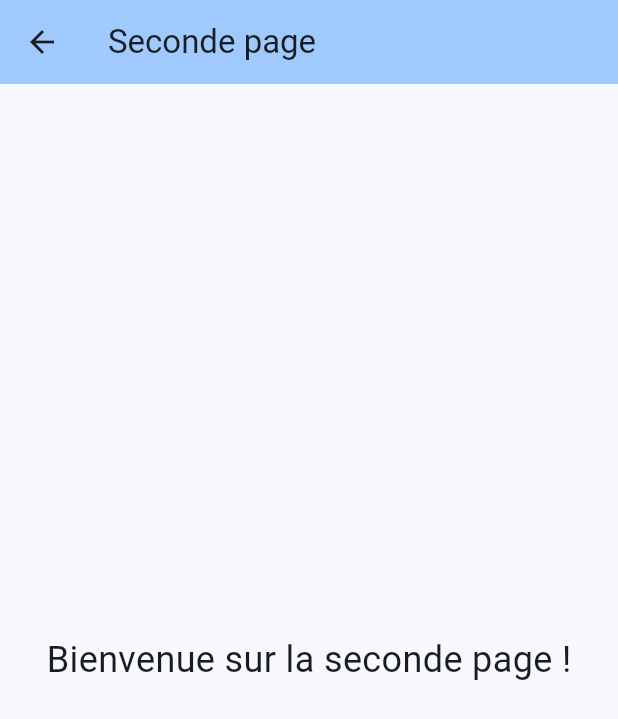
After one commit to Arthurau91/2025_R4A11_HUGUET_Arthur, a Flutter app: the screen it shows after launch, after a tap on the "remove" icon, after a tap on the "add" icon, after a tap on "Aller à la deuxième page", on a phone screen of 412 x 824 dp. The commit adds this screen. Shown: the top 719 px of the screen. Run offline on Flutter 3.47's test engine with Material 3 defaults, Android fonts, the phone set to English and light mode, and no system bars.

Commit message:
Fin TP2 modification architecture MVVM

```diff
--- /dev/null
+++ b/lib/core/constants/constants.dart
@@ -0,0 +1,5 @@
+import 'package:flutter/material.dart';
+
+const Color primaryColor = Color(0xFF2196F3);
+const String appTitle = 'Compteur App';
+const String secondPageTitle = 'Seconde page';
--- /dev/null
+++ b/lib/models/CounterModel.dart
@@ -0,0 +1,17 @@
+
+
+class CounterModel {
+  int _counter = 0;
+
+  int get counter => _counter;
+
+  // Méthode d'incrémentation du compteur
+  void incrementCounter() {
+    _counter++;
+  }
+
+  // Méthode de décrémentation du compteur
+  void decrementCounter() {
+    _counter--;
+  }
+}
--- /dev/null
+++ b/lib/viewmodels/CounterViewModel.dart
@@ -0,0 +1,23 @@
+
+
+import 'package:counter_app/models/CounterModel.dart';
+import 'package:flutter/foundation.dart';
+
+class CounterViewModel extends ChangeNotifier {
+  final CounterModel _counter;
+
+  CounterViewModel(this._counter);
+
+  CounterModel get counter => _counter;
+
+  void incrementCounter() {
+    _counter.incrementCounter();
+    notifyListeners();
+  }
+
+  // Méthode de décrémentation du compteur
+  void decrementCounter() {
+    _counter.decrementCounter();
+    notifyListeners();
+  }
+}
--- /dev/null
+++ b/lib/views/HomeView.dart
@@ -0,0 +1,79 @@
+
+
+import 'package:counter_app/viewmodels/CounterViewModel.dart';
+import 'package:flutter/material.dart';
+import 'package:provider/provider.dart';
+import '../core/constants/constants.dart';
+
+class HomeView extends StatelessWidget {
+  const HomeView({super.key});
+
+  @override
+  Widget build(BuildContext context) {
+    final counterViewModel = Provider.of<CounterViewModel>(context);
+
+    return Scaffold(
+      appBar: AppBar(
+          backgroundColor: Theme.of(context).colorScheme.inversePrimary,
+          title: Row(
+            children: [
+              GestureDetector(
+                onTap: () {
+                  Navigator.pushReplacementNamed(context, '/');
+                },
+                child: Image.asset('assets/logo.png', height: 40),
+              ),
+              const SizedBox(width: 10),
+              const Text(appTitle),
+            ],
+          )
+      ),
+      body: Consumer<CounterViewModel>(
+        builder: (context, viewModel, child) {
+          return Center(
+            child: Column(
+              mainAxisAlignment: MainAxisAlignment.center,
+              children: <Widget>[
+                const Text(
+                  'You have pushed the button this many times:',
+                ),
+                Padding(
+                  padding: const EdgeInsets.all(50.0),
+                  child: Row(
+                    mainAxisAlignment: MainAxisAlignment.center,
+                    children: [
+                      IconButton(
+                        icon: const Icon(Icons.remove),
+                        onPressed: viewModel.decrementCounter,
+                      ),
+                      Text(
+                        '${viewModel.counter.counter}',
+                        style: Theme.of(context).textTheme.headlineMedium,
+                      ),
+                      Icon(
+                        Icons.favorite,
+                        color: viewModel.counter.counter < 0 ? Colors.black : Colors.red,
+                        size: 50,
+                      ),
+                      IconButton(
+                        icon: const Icon(Icons.add),
+                        onPressed: viewModel.incrementCounter,
+                      ),
+                    ],
+                  ),
+                ),
+                ElevatedButton(
+                  onPressed: () {
+                    Navigator.pushNamed(context, '/second');
+                  },
+                  child: const Text('Aller à la deuxième page'),
+                ),
+              ],
+            ),
+          );
+        },
+      )
+    );
+  }
+
+}
--- /dev/null
+++ b/lib/views/SecondPageView.dart
@@ -0,0 +1,25 @@
+
+
+import 'package:flutter/material.dart';
+
+import '../core/constants/constants.dart';
+
+class SecondPageView extends StatelessWidget {
+  const SecondPageView({super.key});
+
+  @override
+  Widget build(BuildContext context) {
+    return Scaffold(
+      appBar: AppBar(
+        title: const Text(secondPageTitle),
+        backgroundColor: Theme.of(context).colorScheme.inversePrimary,
+      ),
+      body: const Center(
+        child: Text(
+          'Bienvenue sur la seconde page !',
+          style: TextStyle(fontSize: 24),
+        ),
+      ),
+    );
+  }
+}
--- /dev/null
+++ b/lib/widgets/CustomCounter.dart
@@ -0,0 +1,32 @@
+
+
+import 'package:counter_app/viewmodels/CounterViewModel.dart';
+import 'package:flutter/material.dart';
+import 'package:provider/provider.dart';
+import '../core/constants/constants.dart';
+import '../models/CounterModel.dart';
+import '../views/HomeView.dart';
+import '../views/SecondPageView.dart';
+
+class CustomCounter extends StatelessWidget {
+
+  @override
+  Widget build(BuildContext context) {
+    return ChangeNotifierProvider(
+      create: (context) => CounterViewModel(CounterModel()),
+      child: MaterialApp(
+        title: appTitle,
+        theme: ThemeData(
+          colorScheme: ColorScheme.fromSeed(seedColor: primaryColor),
+          useMaterial3: true,
+        ),
+        initialRoute: '/',
+        routes: {
+          '/': (context) => const HomeView(),
+          '/second': (context) => const SecondPageView(),
+        },
+      ),
+    );
+  }
+
+}
--- a/pubspec.yaml
+++ b/pubspec.yaml
@@ -24,6 +24,8 @@ environment:
 dependencies:
   flutter:
     sdk: flutter
+  provider:
+    ^6.1.2
 
 dev_dependencies:
   flutter_test:
```
Also changed, not shown: lib/main.dart (+2 -146 lines), pubspec.lock, 1 other file.
